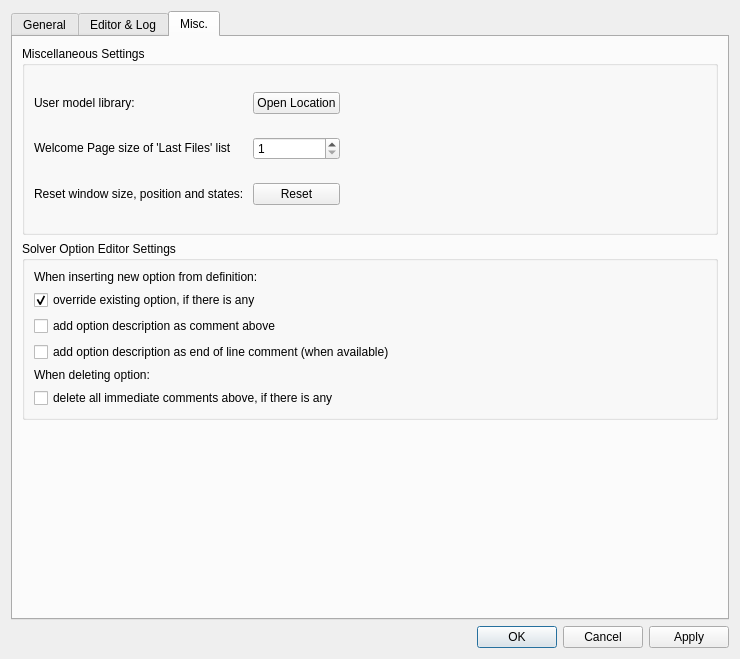
First picture: the form in src/settingsdialog.ui, repository GAMS-dev/studio, before the edit.
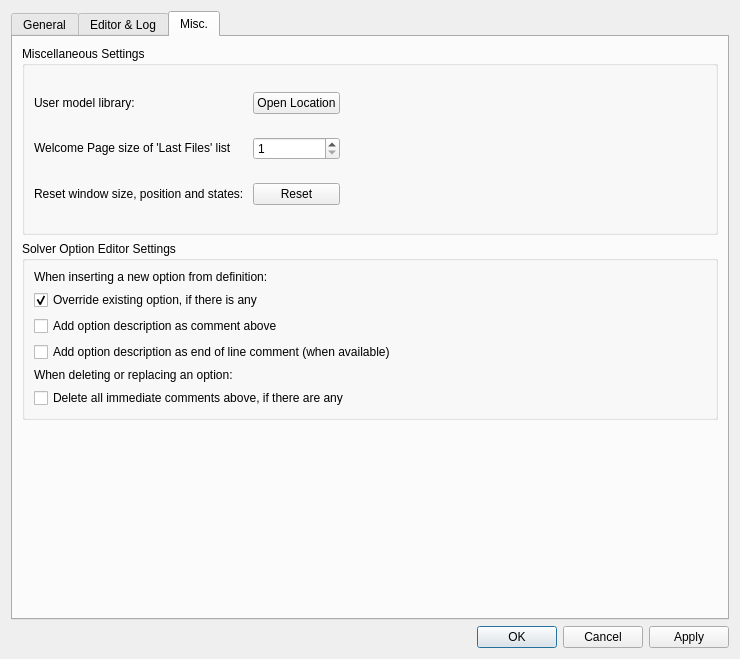
Second picture: the form after the edit. The open tabs and pages were chosen to show the change.

Commit message: polish wording in solver option editor settings

What changed in the file:
```diff
--- a/src/settingsdialog.ui
+++ b/src/settingsdialog.ui
@@ -586,7 +586,7 @@
           <item row="1" column="0">
            <widget class="QCheckBox" name="overrideExistingOptionCheckBox">
             <property name="text">
-             <string>override existing option, if there is any</string>
+             <string>Override existing option, if there is any</string>
             </property>
             <property name="checked">
              <bool>true</bool>
@@ -596,35 +596,35 @@
           <item row="0" column="0">
            <widget class="QLabel" name="insertingNewOptionLabel">
             <property name="text">
-             <string>When inserting new option from definition:</string>
+             <string>When inserting a new option from definition:</string>
             </property>
            </widget>
           </item>
           <item row="3" column="0">
            <widget class="QCheckBox" name="addEOLCommentCheckBox">
             <property name="text">
-             <string>add option description as end of line comment (when available)</string>
+             <string>Add option description as end of line comment (when available)</string>
             </property>
            </widget>
           </item>
           <item row="2" column="0">
            <widget class="QCheckBox" name="addCommentAboveCheckBox">
             <property name="text">
-             <string>add option description as comment above</string>
+             <string>Add option description as comment above</string>
             </property>
            </widget>
           </item>
           <item row="4" column="0">
            <widget class="QLabel" name="deletingOptionLabel">
             <property name="text">
-             <string>When deleting option:</string>
+             <string>When deleting or replacing an option:</string>
             </property>
            </widget>
           </item>
           <item row="5" column="0">
            <widget class="QCheckBox" name="deleteCommentAboveCheckbox">
             <property name="text">
-             <string>delete all immediate comments above, if there is any</string>
+             <string>Delete all immediate comments above, if there are any</string>
             </property>
             <property name="checked">
              <bool>false</bool>
```
